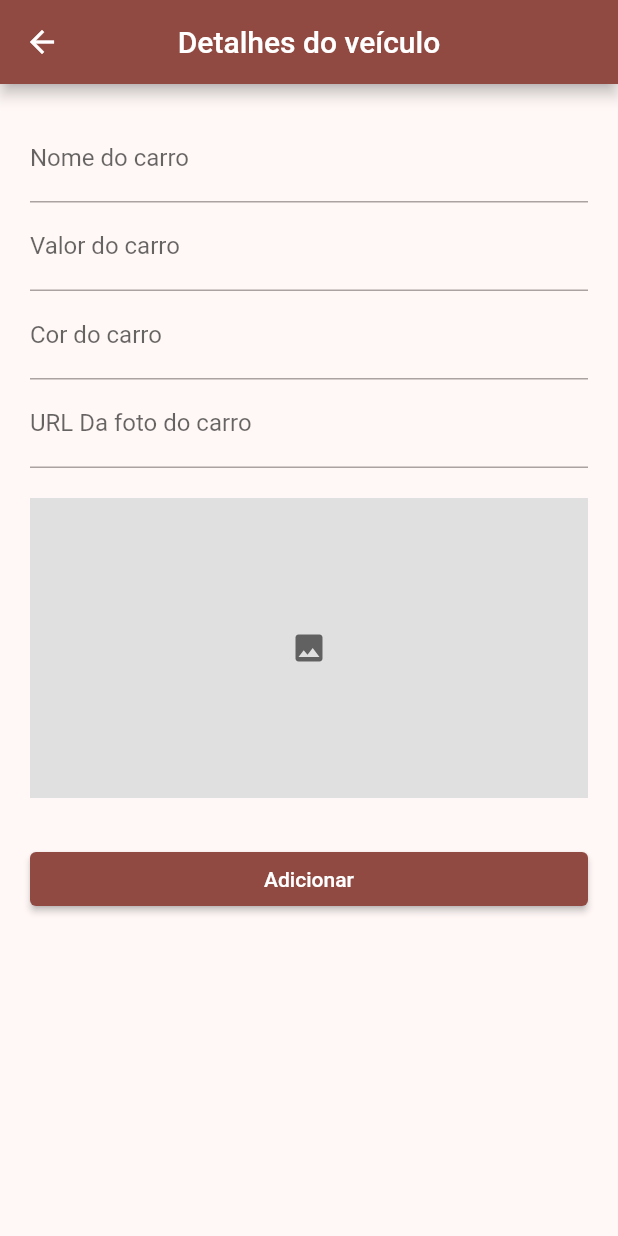
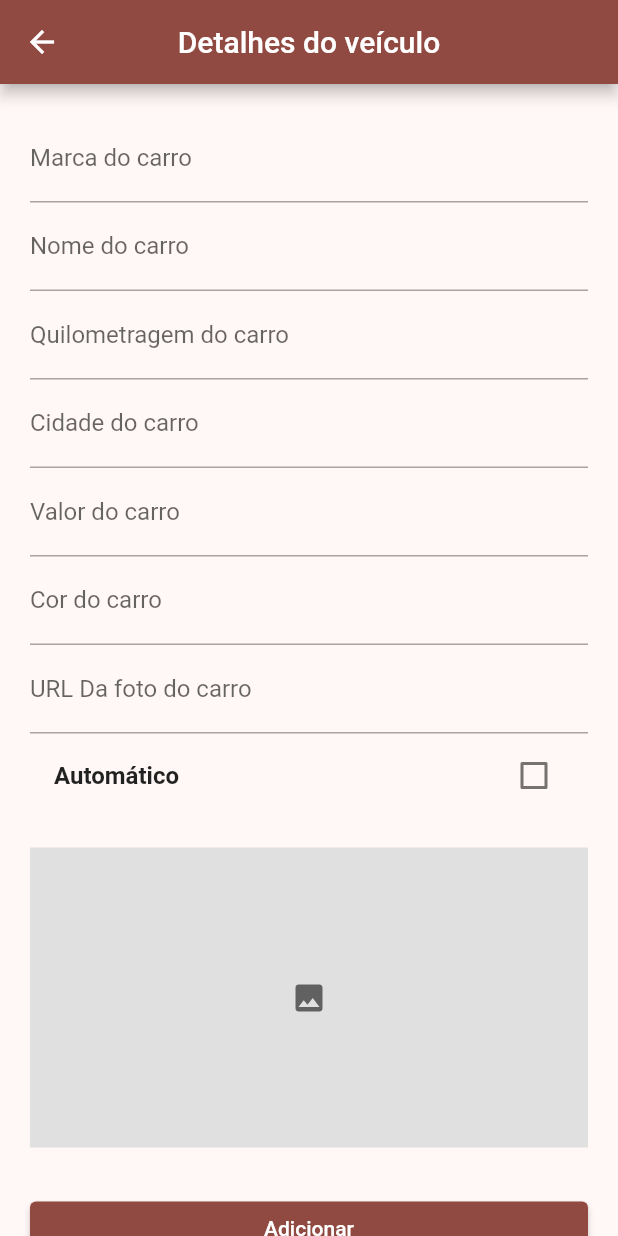
Before and after one commit to danilocruz19/carrent, a Flutter app: the AddNewCar screen opened directly, on a phone screen of 412 x 824 dp. Run offline on Flutter 3.47's test engine with Material 3 defaults, Android fonts, the phone set to English and light mode, and no system bars; our stand-ins replace font_awesome_flutter.

Commit message:
Fix: New design

```diff
--- a/lib/features/car_add/add_new_car.dart
+++ b/lib/features/car_add/add_new_car.dart
@@ -14,7 +14,12 @@ class _AddNewCarState extends State<AddNewCar> {
   TextEditingController _controllerCor = TextEditingController();
   TextEditingController _controllerPreco = TextEditingController();
   TextEditingController _controllerFoto = TextEditingController();
+  TextEditingController _controllerMarca = TextEditingController();
+  TextEditingController _controllerQuilo = TextEditingController();
+  TextEditingController _controllerCidade = TextEditingController();
+
   String _urlFoto = '';
+  bool automaticoOuNao = false;
 
   @override
   void initState() {
@@ -40,12 +45,27 @@ class _AddNewCarState extends State<AddNewCar> {
               crossAxisAlignment: CrossAxisAlignment.stretch,
               children: [
                 TextField(
+                  controller: _controllerMarca,
+                  decoration: InputDecoration(labelText: 'Marca do carro'),
+                ),
+                TextField(
                   controller: _controllerNome,
                   decoration: InputDecoration(labelText: 'Nome do carro'),
                 ),
                 TextField(
+                  controller: _controllerQuilo,
+                  decoration:
+                      InputDecoration(labelText: 'Quilometragem do carro'),
+                  keyboardType: TextInputType.number,
+                ),
+                TextField(
+                  controller: _controllerCidade,
+                  decoration: InputDecoration(labelText: 'Cidade do carro'),
+                ),
+                TextField(
                   controller: _controllerPreco,
                   decoration: InputDecoration(labelText: 'Valor do carro'),
+                  keyboardType: TextInputType.number,
                 ),
                 TextField(
                   controller: _controllerCor,
@@ -67,6 +87,20 @@ class _AddNewCarState extends State<AddNewCar> {
                     });
                   },
                 ),
+                CheckboxListTile(
+                  value: automaticoOuNao,
+                  onChanged: (value) {
+                    setState(() {
+                      automaticoOuNao = value!;
+                    });
+                  },
+                  title: Text(
+                    'Automático',
+                    style: TextStyle(
+                      fontWeight: FontWeight.bold,
+                    ),
+                  ),
+                ),
                 SizedBox(height: 20),
                 _urlFoto.isNotEmpty
                     ? Container(
@@ -87,15 +121,17 @@ class _AddNewCarState extends State<AddNewCar> {
                 ElevatedButton(
                     onPressed: () {
                       if (_key.currentState?.validate() ?? false) {
-                        // Adiciona o carro se todos os dados forem válidos
                         carModel.adicionarCarros(
                           _controllerNome.text,
                           _controllerCor.text,
                           double.parse(_controllerPreco.text),
                           _controllerFoto.text,
+                          _controllerCidade.text,
+                          _controllerMarca.text.toUpperCase(),
+                          automaticoOuNao,
+                          _controllerQuilo.text,
                         );
 
-                        // Volta para a tela anterior após adicionar o carro
                         Navigator.pop(context);
                       }
                     },
--- a/lib/features/home/models/car_model.dart
+++ b/lib/features/home/models/car_model.dart
@@ -3,13 +3,18 @@ class CarModel {
   String corDoCarro;
   double? valorDoCarro;
   String fotoDoCarro;
-
+  String quilometragemCarro;
+  String marcaCarro;
+  String cidadeCarro;
+  bool automaticoCarro;
   CarModel({
-     this.nomeDoCarro = '',
-     this.corDoCarro = '',
-     this.valorDoCarro,
-     this.fotoDoCarro= '',
+    this.nomeDoCarro = '',
+    this.corDoCarro = '',
+    this.valorDoCarro,
+    this.fotoDoCarro = '',
+    this.cidadeCarro = '',
+    this.marcaCarro = '',
+    this.quilometragemCarro = '',
+    this.automaticoCarro = false,
   });
-
-
 }
--- a/pubspec.yaml
+++ b/pubspec.yaml
@@ -13,6 +13,7 @@ dependencies:
     sdk: flutter
   provider: ^6.1.2
   intl: ^0.20.2
+  font_awesome_flutter: ^10.8.0
 
   cupertino_icons: ^1.0.8
 
```
Also changed, not shown: lib/features/home/car_view.dart (+36 -53 lines), lib/features/home/viewmodels/car_viewmodel.dart (+24 -6 lines), pubspec.lock.
